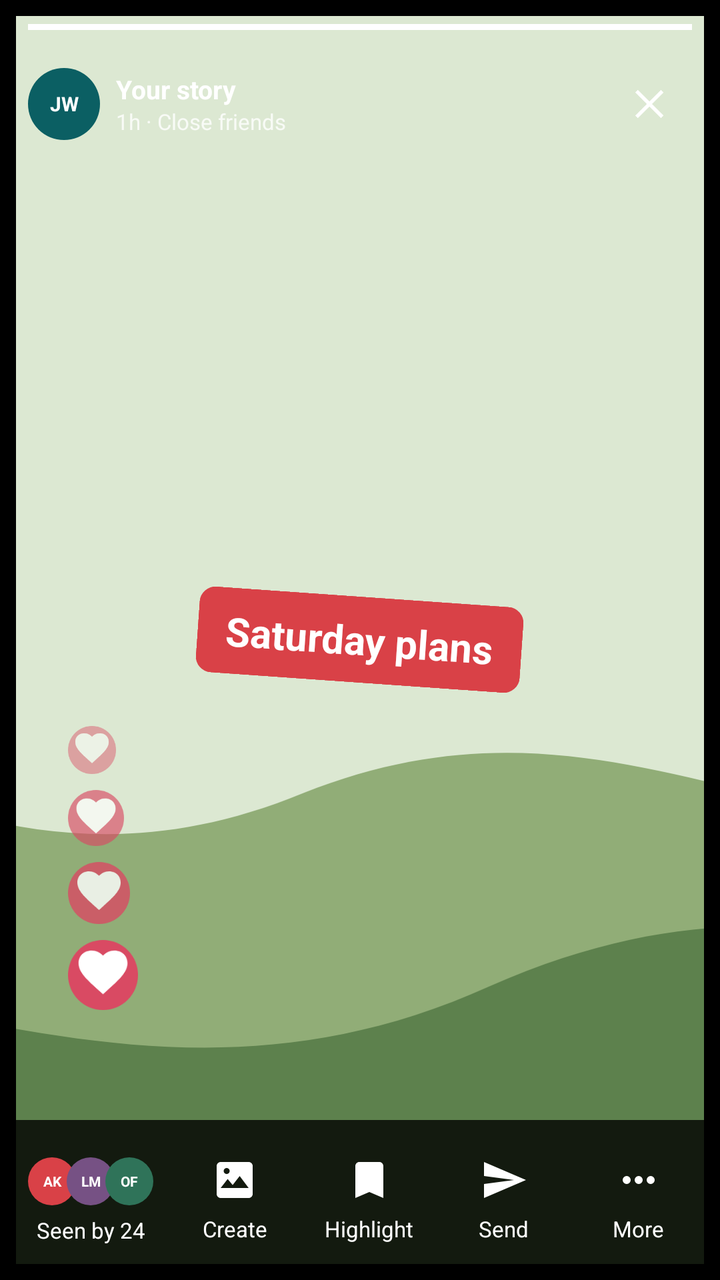
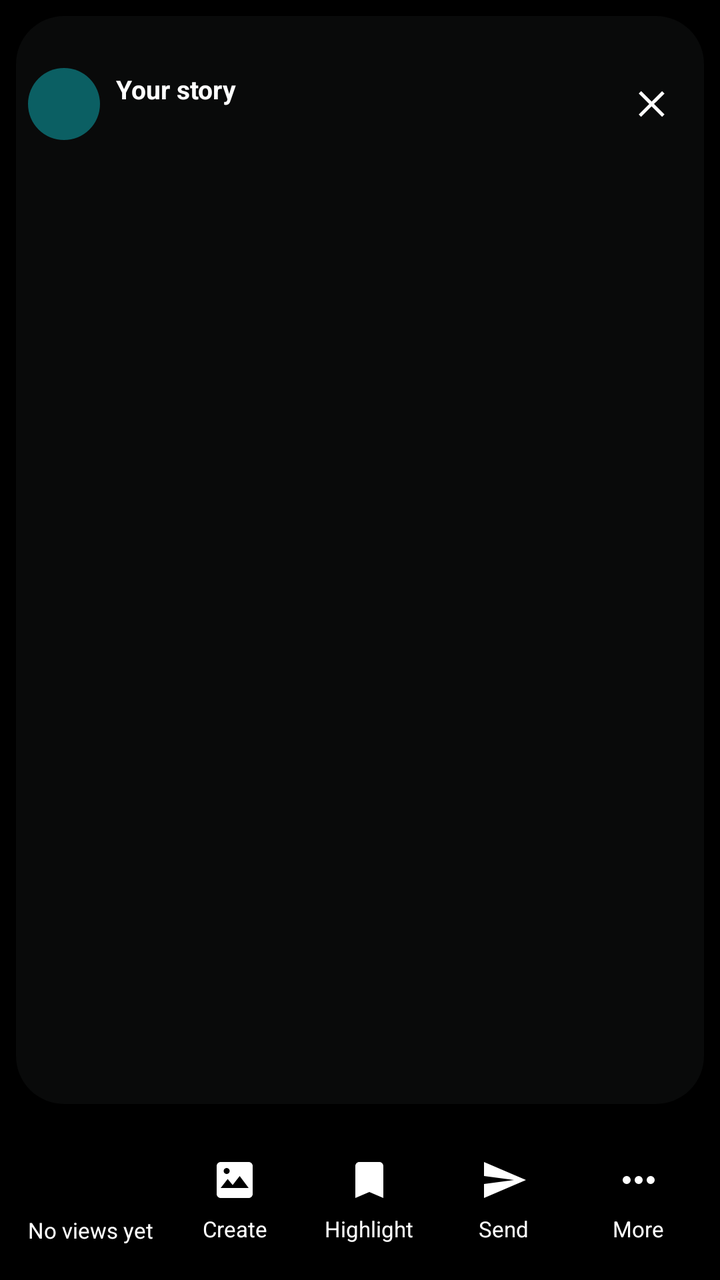

The first picture is an Android layout as it rendered before a commit; the second is the same layout after the commit. The layout source and the unified diff follow.
<!-- AndroidManifest.xml: application theme Theme.Kinnect -->
<!-- res/layout/activity_your_story.xml -->
<?xml version="1.0" encoding="utf-8"?>
<RelativeLayout
    xmlns:android="http://schemas.android.com/apk/res/android"
    android:layout_width="match_parent"
    android:layout_height="match_parent"
    android:background="@color/black">

    <ImageView
        android:layout_width="match_parent"
        android:layout_height="match_parent"
        android:layout_margin="8dp"
        android:scaleType="centerCrop"
        android:src="@drawable/landscape" />

    <View
        android:layout_width="match_parent"
        android:layout_height="3dp"
        android:layout_marginHorizontal="14dp"
        android:layout_marginTop="12dp"
        android:background="@color/white" />

    <LinearLayout
        android:layout_width="match_parent"
        android:layout_height="64dp"
        android:layout_marginTop="20dp"
        android:gravity="center_vertical"
        android:paddingHorizontal="14dp">

        <TextView
            style="@style/Avatar"
            android:layout_width="36dp"
            android:layout_height="36dp"
            android:text="JW"
            android:textSize="10sp" />

        <LinearLayout
            android:layout_width="0dp"
            android:layout_height="wrap_content"
            android:layout_marginStart="8dp"
            android:layout_weight="1"
            android:orientation="vertical">

            <TextView
                style="@style/Heading"
                android:layout_width="wrap_content"
                android:layout_height="wrap_content"
                android:text="Your story"
                android:textColor="@color/white"
                android:textSize="13sp" />

            <TextView
                style="@style/Meta"
                android:layout_width="wrap_content"
                android:layout_height="wrap_content"
                android:text="1h · Close friends"
                android:textColor="#CCFFFFFF" />

        </LinearLayout>

        <ImageView
            android:id="@+id/doneButton"
            android:layout_width="40dp"
            android:layout_height="40dp"
            android:contentDescription="Close"
            android:padding="9dp"
            android:src="@drawable/ic_close"
            android:tint="@color/white" />

    </LinearLayout>

    <TextView
        android:layout_width="wrap_content"
        android:layout_height="wrap_content"
        android:layout_centerInParent="true"
        android:background="@drawable/rounded_red"
        android:paddingHorizontal="14dp"
        android:paddingVertical="8dp"
        android:rotation="4"
        android:text="Saturday plans"
        android:textColor="@color/white"
        android:textSize="20sp"
        android:textStyle="bold" />

    <LinearLayout
        android:layout_width="42dp"
        android:layout_height="190dp"
        android:layout_centerVertical="true"
        android:layout_marginStart="34dp"
        android:gravity="bottom"
        android:orientation="vertical"
        android:translationY="90dp">

        <ImageView
            android:layout_width="24dp"
            android:layout_height="24dp"
            android:alpha="0.45"
            android:src="@drawable/reaction_love" />

        <ImageView
            android:layout_width="28dp"
            android:layout_height="28dp"
            android:layout_marginTop="8dp"
            android:alpha="0.65"
            android:src="@drawable/reaction_love" />

        <ImageView
            android:layout_width="31dp"
            android:layout_height="31dp"
            android:layout_marginTop="8dp"
            android:alpha="0.8"
            android:src="@drawable/reaction_love" />

        <ImageView
            android:layout_width="35dp"
            android:layout_height="35dp"
            android:layout_marginTop="8dp"
            android:src="@drawable/reaction_love" />

    </LinearLayout>

    <LinearLayout
        android:layout_width="match_parent"
        android:layout_height="80dp"
        android:layout_alignParentBottom="true"
        android:background="#CC000000"
        android:gravity="center"
        android:paddingHorizontal="7dp">

        <LinearLayout
            android:layout_width="0dp"
            android:layout_height="match_parent"
            android:layout_weight="1.15"
            android:gravity="center"
            android:orientation="vertical">

            <LinearLayout
                android:layout_width="wrap_content"
                android:layout_height="26dp"
                android:gravity="center">

                <TextView
                    style="@style/Avatar"
                    android:layout_width="24dp"
                    android:layout_height="24dp"
                    android:background="@drawable/circle_red"
                    android:text="AK"
                    android:textSize="7sp" />

                <TextView
                    style="@style/Avatar"
                    android:layout_width="24dp"
                    android:layout_height="24dp"
                    android:layout_marginStart="-5dp"
                    android:background="@drawable/circle_purple"
                    android:text="LM"
                    android:textSize="7sp" />

                <TextView
                    style="@style/Avatar"
                    android:layout_width="24dp"
                    android:layout_height="24dp"
                    android:layout_marginStart="-5dp"
                    android:background="@drawable/circle_green"
                    android:text="OF"
                    android:textSize="7sp" />

            </LinearLayout>

            <TextView
                style="@style/Meta"
                android:layout_width="wrap_content"
                android:layout_height="wrap_content"
                android:layout_marginTop="4dp"
                android:text="Seen by 24"
                android:textColor="@color/white" />

        </LinearLayout>

        <LinearLayout
            android:layout_width="0dp"
            android:layout_height="match_parent"
            android:layout_weight="1"
            android:gravity="center"
            android:orientation="vertical">

            <ImageView
                android:layout_width="24dp"
                android:layout_height="24dp"
                android:src="@drawable/ic_image"
                android:tint="@color/white" />

            <TextView
                style="@style/Meta"
                android:layout_width="wrap_content"
                android:layout_height="wrap_content"
                android:layout_marginTop="5dp"
                android:text="Create"
                android:textColor="@color/white" />

        </LinearLayout>

        <LinearLayout
            android:layout_width="0dp"
            android:layout_height="match_parent"
            android:layout_weight="1"
            android:gravity="center"
            android:orientation="vertical">

            <ImageView
                android:layout_width="24dp"
                android:layout_height="24dp"
                android:src="@drawable/ic_bookmark"
                android:tint="@color/white" />

            <TextView
                style="@style/Meta"
                android:layout_width="wrap_content"
                android:layout_height="wrap_content"
                android:layout_marginTop="5dp"
                android:text="Highlight"
                android:textColor="@color/white" />

        </LinearLayout>

        <LinearLayout
            android:layout_width="0dp"
            android:layout_height="match_parent"
            android:layout_weight="1"
            android:gravity="center"
            android:orientation="vertical">

            <ImageView
                android:layout_width="24dp"
                android:layout_height="24dp"
                android:src="@drawable/ic_send"
                android:tint="@color/white" />

            <TextView
                style="@style/Meta"
                android:layout_width="wrap_content"
                android:layout_height="wrap_content"
                android:layout_marginTop="5dp"
                android:text="Send"
                android:textColor="@color/white" />

        </LinearLayout>

        <LinearLayout
            android:layout_width="0dp"
            android:layout_height="match_parent"
            android:layout_weight="1"
            android:gravity="center"
            android:orientation="vertical">

            <ImageView
                android:layout_width="24dp"
                android:layout_height="24dp"
                android:src="@drawable/ic_more"
                android:tint="@color/white" />

            <TextView
                style="@style/Meta"
                android:layout_width="wrap_content"
                android:layout_height="wrap_content"
                android:layout_marginTop="5dp"
                android:text="More"
                android:textColor="@color/white" />

        </LinearLayout>

    </LinearLayout>

</RelativeLayout>
<!-- resources referenced by this layout -->
<resources>
  <color name="black">#FF000000</color>
  <color name="white">#FFFFFFFF</color>
  <!-- drawable circle_green (drawable) -->
  <shape xmlns:android="http://schemas.android.com/apk/res/android" android:shape="oval"><solid android:color="@color/green"/></shape>
  <!-- drawable circle_purple (drawable) -->
  <shape xmlns:android="http://schemas.android.com/apk/res/android" android:shape="oval"><solid android:color="@color/purple"/></shape>
  <!-- drawable circle_red (drawable) -->
  <shape xmlns:android="http://schemas.android.com/apk/res/android" android:shape="oval"><solid android:color="@color/red"/></shape>
  <!-- drawable ic_bookmark (drawable) -->
  <vector xmlns:android="http://schemas.android.com/apk/res/android" android:width="24dp" android:height="24dp" android:viewportWidth="24" android:viewportHeight="24"><path android:fillColor="@color/text_primary" android:pathData="M17,3H7c-1.1,0 -2,0.9 -2,2v16l7,-3 7,3V5c0,-1.1 -0.9,-2 -2,-2z"/></vector>
  <!-- drawable ic_send (drawable) -->
  <vector xmlns:android="http://schemas.android.com/apk/res/android" android:width="24dp" android:height="24dp" android:viewportWidth="24" android:viewportHeight="24"><path android:fillColor="@color/text_primary" android:pathData="M2.01,21L23,12 2.01,3 2,10l15,2 -15,2z"/></vector>
  <!-- drawable landscape (drawable) -->
  <vector xmlns:android="http://schemas.android.com/apk/res/android" android:width="360dp" android:height="220dp" android:viewportWidth="360" android:viewportHeight="220"><path android:fillColor="#DCE8D2" android:pathData="M0,0h360v220h-360z"/><path android:fillColor="#F8E9B6" android:pathData="M278,20a40,40 0,1 0,80 0a40,40 0,1 0,-80 0"/><path android:fillColor="#91AD77" android:pathData="M0,135 C72,100 102,165 170,137 C238,110 269,172 360,126 L360,220 L0,220z"/><path android:fillColor="#5D814D" android:pathData="M0,180 C75,145 128,205 203,171 C276,139 306,192 360,176 L360,220 L0,220z"/></vector>
  <!-- drawable reaction_love (drawable) -->
  <vector xmlns:android="http://schemas.android.com/apk/res/android" android:width="40dp" android:height="40dp" android:viewportWidth="40" android:viewportHeight="40"><path android:fillColor="@color/reaction_pink" android:pathData="M20,0a20,20 0,1 0,0 40,20 20,0 0,0 0,-40z"/><path android:fillColor="@color/white" android:pathData="M20,31l-2,-1.8C10.9,22.8 6,18.5 6,13.2 6,9 9.3,6 13.5,6c2.4,0 4.7,1.1 6.5,2.9C21.8,7.1 24.1,6 26.5,6 30.7,6 34,9 34,13.2c0,5.3 -4.9,9.6 -12,16z"/></vector>
  <!-- drawable rounded_red (drawable) -->
  <shape xmlns:android="http://schemas.android.com/apk/res/android">
      <solid android:color="@color/red" />
      <corners android:radius="8dp" />
      <padding android:left="10dp" android:top="6dp" android:right="10dp" android:bottom="6dp" />
  </shape>
  <style name="Avatar"><item name="android:layout_width">50dp</item><item name="android:layout_height">50dp</item><item name="android:background">@drawable/circle_teal</item><item name="android:gravity">center</item><item name="android:textColor">@color/white</item><item name="android:textStyle">bold</item><item name="android:textSize">17sp</item></style>
  <style name="Heading"><item name="android:fontFamily">sans</item><item name="android:textColor">@color/text_primary</item><item name="android:textSize">16sp</item><item name="android:textStyle">bold</item></style>
  <style name="Meta"><item name="android:fontFamily">sans</item><item name="android:textColor">@color/text_secondary</item><item name="android:textSize">11sp</item></style>
  <color name="green">#2F7359</color>
  <color name="purple">#765184</color>
  <color name="red">#D94147</color>
  <color name="text_primary">#202124</color>
  <color name="reaction_pink">#D94A63</color>
  <!-- drawable circle_teal (drawable) -->
  <shape xmlns:android="http://schemas.android.com/apk/res/android" android:shape="oval"><solid android:color="@color/primary"/></shape>
  <color name="text_secondary">#6F716F</color>
  <color name="primary">#0B5F63</color>
  <!-- unchanged entries left out for length: 4 -->
</resources>

<!-- the commit's change to res/layout/activity_your_story.xml (unified diff, before → after) -->
@@ -6,18 +6,36 @@
     android:background="@color/black">
 
     <ImageView
+        android:id="@+id/storyImage"
         android:layout_width="match_parent"
         android:layout_height="match_parent"
+        android:layout_above="@id/yourStoryBar"
         android:layout_margin="8dp"
-        android:scaleType="centerCrop"
-        android:src="@drawable/landscape" />
+        android:background="@drawable/rounded_dark"
+        android:contentDescription="Story"
+        android:scaleType="centerCrop" />
+
+    <VideoView
+        android:id="@+id/storyVideo"
+        android:layout_width="match_parent"
+        android:layout_height="match_parent"
+        android:layout_above="@id/yourStoryBar"
+        android:layout_centerInParent="true"
+        android:layout_margin="8dp"
+        android:visibility="gone" />
 
     <View
-        android:layout_width="match_parent"
-        android:layout_height="3dp"
+        android:id="@+id/storyTouch"
+        android:layout_width="match_parent"
+        android:layout_height="match_parent"
+        android:layout_above="@id/yourStoryBar" />
+
+    <LinearLayout
+        android:id="@+id/storySegments"
+        android:layout_width="match_parent"
+        android:layout_height="4dp"
         android:layout_marginHorizontal="14dp"
-        android:layout_marginTop="12dp"
-        android:background="@color/white" />
+        android:layout_marginTop="12dp" />
 
     <LinearLayout
         android:layout_width="match_parent"
@@ -27,10 +45,10 @@
         android:paddingHorizontal="14dp">
 
         <TextView
+            android:id="@+id/storyAvatar"
             style="@style/Avatar"
             android:layout_width="36dp"
             android:layout_height="36dp"
-            android:text="JW"
             android:textSize="10sp" />
 
         <LinearLayout
@@ -49,18 +67,18 @@
                 android:textSize="13sp" />
 
             <TextView
-                style="@style/Meta"
-                android:layout_width="wrap_content"
-                android:layout_height="wrap_content"
-                android:text="1h · Close friends"
+                android:id="@+id/storyMeta"
+                style="@style/Meta"
+                android:layout_width="wrap_content"
+                android:layout_height="wrap_content"
                 android:textColor="#CCFFFFFF" />
 
         </LinearLayout>
 
         <ImageView
             android:id="@+id/doneButton"
-            android:layout_width="40dp"
-            android:layout_height="40dp"
+            android:layout_width="38dp"
+            android:layout_height="38dp"
             android:contentDescription="Close"
             android:padding="9dp"
             android:src="@drawable/ic_close"
@@ -69,56 +87,46 @@
     </LinearLayout>
 
     <TextView
+        android:id="@+id/storyLabel"
         android:layout_width="wrap_content"
         android:layout_height="wrap_content"
         android:layout_centerInParent="true"
+        android:layout_marginHorizontal="32dp"
         android:background="@drawable/rounded_red"
+        android:gravity="center"
         android:paddingHorizontal="14dp"
         android:paddingVertical="8dp"
         android:rotation="4"
-        android:text="Saturday plans"
         android:textColor="@color/white"
         android:textSize="20sp"
-        android:textStyle="bold" />
-
-    <LinearLayout
+        android:textStyle="bold"
+        android:visibility="gone" />
+
+    
+    <LinearLayout
+        android:id="@+id/yourHearts"
         android:layout_width="42dp"
         android:layout_height="190dp"
-        android:layout_centerVertical="true"
+        android:layout_above="@id/yourStoryBar"
         android:layout_marginStart="34dp"
+        android:layout_marginBottom="20dp"
         android:gravity="bottom"
-        android:orientation="vertical"
-        android:translationY="90dp">
-
-        <ImageView
-            android:layout_width="24dp"
-            android:layout_height="24dp"
-            android:alpha="0.45"
-            android:src="@drawable/reaction_love" />
-
-        <ImageView
-            android:layout_width="28dp"
-            android:layout_height="28dp"
-            android:layout_marginTop="8dp"
-            android:alpha="0.65"
-            android:src="@drawable/reaction_love" />
-
-        <ImageView
-            android:layout_width="31dp"
-            android:layout_height="31dp"
-            android:layout_marginTop="8dp"
-            android:alpha="0.8"
-            android:src="@drawable/reaction_love" />
-
-        <ImageView
-            android:layout_width="35dp"
-            android:layout_height="35dp"
-            android:layout_marginTop="8dp"
-            android:src="@drawable/reaction_love" />
-
-    </LinearLayout>
-
-    <LinearLayout
+        android:orientation="vertical" />
+
+    <TextView
+        android:id="@+id/yourEmpty"
+        style="@style/Heading"
+        android:layout_width="match_parent"
+        android:layout_height="wrap_content"
+        android:layout_centerInParent="true"
+        android:gravity="center"
+        android:padding="32dp"
+        android:text="Loading your story…"
+        android:textColor="@color/white"
+        android:visibility="gone" />
+
+    <LinearLayout
+        android:id="@+id/yourStoryBar"
         android:layout_width="match_parent"
         android:layout_height="80dp"
         android:layout_alignParentBottom="true"
@@ -129,6 +137,7 @@
         <LinearLayout
             android:layout_width="0dp"
             android:layout_height="match_parent"
+            android:id="@+id/yourSeenBy"
             android:layout_weight="1.15"
             android:gravity="center"
             android:orientation="vertical">
@@ -142,8 +151,9 @@
                     style="@style/Avatar"
                     android:layout_width="24dp"
                     android:layout_height="24dp"
-                    android:background="@drawable/circle_red"
-                    android:text="AK"
+                    android:id="@+id/yourSeen1"
+                    android:visibility="gone"
+                    android:text=""
                     android:textSize="7sp" />
 
                 <TextView
@@ -151,8 +161,9 @@
                     android:layout_width="24dp"
                     android:layout_height="24dp"
                     android:layout_marginStart="-5dp"
-                    android:background="@drawable/circle_purple"
-                    android:text="LM"
+                    android:id="@+id/yourSeen2"
+                    android:visibility="gone"
+                    android:text=""
                     android:textSize="7sp" />
 
                 <TextView
@@ -160,8 +171,9 @@
                     android:layout_width="24dp"
                     android:layout_height="24dp"
                     android:layout_marginStart="-5dp"
-                    android:background="@drawable/circle_green"
-                    android:text="OF"
+                    android:id="@+id/yourSeen3"
+                    android:visibility="gone"
+                    android:text=""
                     android:textSize="7sp" />
 
             </LinearLayout>
@@ -171,12 +183,14 @@
                 android:layout_width="wrap_content"
                 android:layout_height="wrap_content"
                 android:layout_marginTop="4dp"
-                android:text="Seen by 24"
-                android:textColor="@color/white" />
-
-        </LinearLayout>
-
-        <LinearLayout
+                android:id="@+id/yourSeenCount"
+                android:text="No views yet"
+                android:textColor="@color/white" />
+
+        </LinearLayout>
+
+        <LinearLayout
+            android:id="@+id/yourCreateButton"
             android:layout_width="0dp"
             android:layout_height="match_parent"
             android:layout_weight="1"
@@ -200,6 +214,7 @@
         </LinearLayout>
 
         <LinearLayout
+            android:id="@+id/yourHighlightButton"
             android:layout_width="0dp"
             android:layout_height="match_parent"
             android:layout_weight="1"
@@ -223,6 +238,7 @@
         </LinearLayout>
 
         <LinearLayout
+            android:id="@+id/yourSendButton"
             android:layout_width="0dp"
             android:layout_height="match_parent"
             android:layout_weight="1"
@@ -246,6 +262,7 @@
         </LinearLayout>
 
         <LinearLayout
+            android:id="@+id/yourMoreButton"
             android:layout_width="0dp"
             android:layout_height="match_parent"
             android:layout_weight="1"
<!-- resource entries referenced after the edit -->
@@ -2,20 +2,15 @@
 <resources>
   <color name="black">#FF000000</color>
   <color name="white">#FFFFFFFF</color>
-  <!-- drawable circle_green (drawable) -->
-  <shape xmlns:android="http://schemas.android.com/apk/res/android" android:shape="oval"><solid android:color="@color/green"/></shape>
-  <!-- drawable circle_purple (drawable) -->
-  <shape xmlns:android="http://schemas.android.com/apk/res/android" android:shape="oval"><solid android:color="@color/purple"/></shape>
-  <!-- drawable circle_red (drawable) -->
-  <shape xmlns:android="http://schemas.android.com/apk/res/android" android:shape="oval"><solid android:color="@color/red"/></shape>
   <!-- drawable ic_bookmark (drawable) -->
   <vector xmlns:android="http://schemas.android.com/apk/res/android" android:width="24dp" android:height="24dp" android:viewportWidth="24" android:viewportHeight="24"><path android:fillColor="@color/text_primary" android:pathData="M17,3H7c-1.1,0 -2,0.9 -2,2v16l7,-3 7,3V5c0,-1.1 -0.9,-2 -2,-2z"/></vector>
   <!-- drawable ic_send (drawable) -->
   <vector xmlns:android="http://schemas.android.com/apk/res/android" android:width="24dp" android:height="24dp" android:viewportWidth="24" android:viewportHeight="24"><path android:fillColor="@color/text_primary" android:pathData="M2.01,21L23,12 2.01,3 2,10l15,2 -15,2z"/></vector>
-  <!-- drawable landscape (drawable) -->
-  <vector xmlns:android="http://schemas.android.com/apk/res/android" android:width="360dp" android:height="220dp" android:viewportWidth="360" android:viewportHeight="220"><path android:fillColor="#DCE8D2" android:pathData="M0,0h360v220h-360z"/><path android:fillColor="#F8E9B6" android:pathData="M278,20a40,40 0,1 0,80 0a40,40 0,1 0,-80 0"/><path android:fillColor="#91AD77" android:pathData="M0,135 C72,100 102,165 170,137 C238,110 269,172 360,126 L360,220 L0,220z"/><path android:fillColor="#5D814D" android:pathData="M0,180 C75,145 128,205 203,171 C276,139 306,192 360,176 L360,220 L0,220z"/></vector>
-  <!-- drawable reaction_love (drawable) -->
-  <vector xmlns:android="http://schemas.android.com/apk/res/android" android:width="40dp" android:height="40dp" android:viewportWidth="40" android:viewportHeight="40"><path android:fillColor="@color/reaction_pink" android:pathData="M20,0a20,20 0,1 0,0 40,20 20,0 0,0 0,-40z"/><path android:fillColor="@color/white" android:pathData="M20,31l-2,-1.8C10.9,22.8 6,18.5 6,13.2 6,9 9.3,6 13.5,6c2.4,0 4.7,1.1 6.5,2.9C21.8,7.1 24.1,6 26.5,6 30.7,6 34,9 34,13.2c0,5.3 -4.9,9.6 -12,16z"/></vector>
+  <!-- drawable rounded_dark (drawable) -->
+  <shape xmlns:android="http://schemas.android.com/apk/res/android">
+      <solid android:color="#4D202124" />
+      <corners android:radius="24dp" />
+  </shape>
   <!-- drawable rounded_red (drawable) -->
   <shape xmlns:android="http://schemas.android.com/apk/res/android">
       <solid android:color="@color/red" />
@@ -25,11 +20,8 @@
   <style name="Avatar"><item name="android:layout_width">50dp</item><item name="android:layout_height">50dp</item><item name="android:background">@drawable/circle_teal</item><item name="android:gravity">center</item><item name="android:textColor">@color/white</item><item name="android:textStyle">bold</item><item name="android:textSize">17sp</item></style>
   <style name="Heading"><item name="android:fontFamily">sans</item><item name="android:textColor">@color/text_primary</item><item name="android:textSize">16sp</item><item name="android:textStyle">bold</item></style>
   <style name="Meta"><item name="android:fontFamily">sans</item><item name="android:textColor">@color/text_secondary</item><item name="android:textSize">11sp</item></style>
-  <color name="green">#2F7359</color>
-  <color name="purple">#765184</color>
   <color name="red">#D94147</color>
   <color name="text_primary">#202124</color>
-  <color name="reaction_pink">#D94A63</color>
   <!-- drawable circle_teal (drawable) -->
   <shape xmlns:android="http://schemas.android.com/apk/res/android" android:shape="oval"><solid android:color="@color/primary"/></shape>
   <color name="text_secondary">#6F716F</color>
